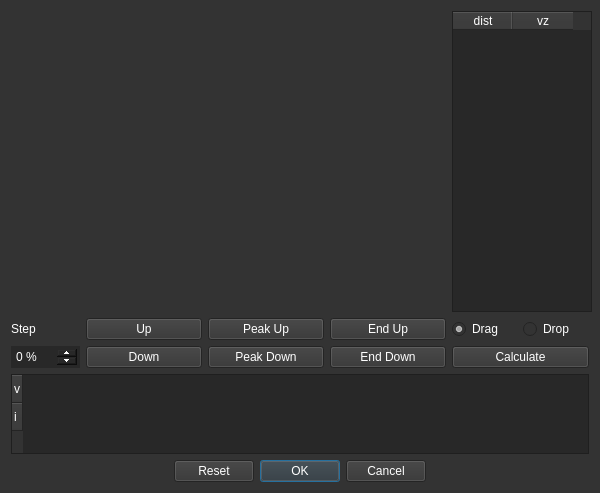
Qt form ui_templates/drug_func_edit.ui (o-murphy/archer_ballistics_constructor) before a commit.
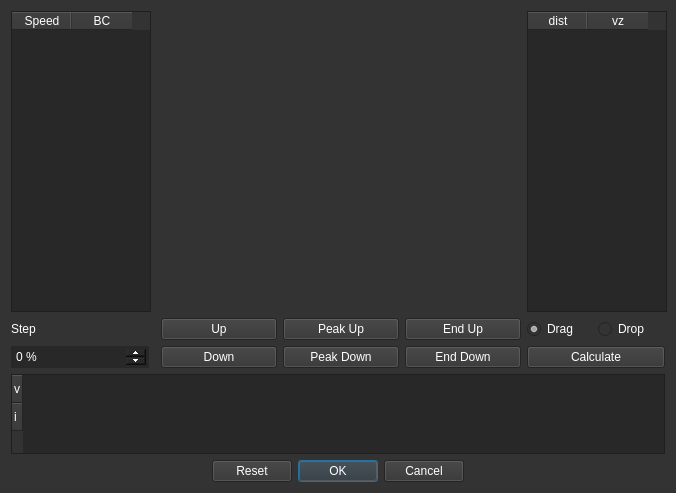
The same form after that commit. Icons and pictures are not drawn.

Commit message: ver check fix

Diff of the .ui file:
```diff
--- a/ui_templates/drug_func_edit.ui
+++ b/ui_templates/drug_func_edit.ui
@@ -6,7 +6,7 @@
    <rect>
     <x>0</x>
     <y>0</y>
-    <width>600</width>
+    <width>676</width>
     <height>493</height>
    </rect>
   </property>
@@ -18,7 +18,7 @@
   </property>
   <property name="minimumSize">
    <size>
-    <width>600</width>
+    <width>676</width>
     <height>493</height>
    </size>
   </property>
@@ -86,8 +86,72 @@
 	background-color: rgb(40, 40, 40);
 }</string>
   </property>
-  <layout class="QGridLayout" name="gridLayout">
-   <item row="2" column="3">
+  <layout class="QGridLayout" name="gridLayout" columnstretch="0,0,0,0,0,0">
+   <item row="0" column="0">
+    <widget class="QTableWidget" name="tableWidget_3">
+     <property name="minimumSize">
+      <size>
+       <width>140</width>
+       <height>0</height>
+      </size>
+     </property>
+     <attribute name="horizontalHeaderDefaultSectionSize">
+      <number>60</number>
+     </attribute>
+     <attribute name="horizontalHeaderMinimumSectionSize">
+      <number>45</number>
+     </attribute>
+     <column>
+      <property name="text">
+       <string>Speed</string>
+      </property>
+     </column>
+     <column>
+      <property name="text">
+       <string>BC</string>
+      </property>
+     </column>
+    </widget>
+   </item>
+   <item row="1" column="5">
+    <widget class="QWidget" name="widget" native="true">
+     <layout class="QHBoxLayout" name="horizontalLayout">
+      <property name="spacing">
+       <number>4</number>
+      </property>
+      <property name="leftMargin">
+       <number>0</number>
+      </property>
+      <property name="topMargin">
+       <number>0</number>
+      </property>
+      <property name="rightMargin">
+       <number>0</number>
+      </property>
+      <property name="bottomMargin">
+       <number>0</number>
+      </property>
+      <item>
+       <widget class="QRadioButton" name="radioDrag">
+        <property name="text">
+         <string>Drag</string>
+        </property>
+        <property name="checked">
+         <bool>true</bool>
+        </property>
+       </widget>
+      </item>
+      <item>
+       <widget class="QRadioButton" name="radioDrop">
+        <property name="text">
+         <string>Drop</string>
+        </property>
+       </widget>
+      </item>
+     </layout>
+    </widget>
+   </item>
+   <item row="2" column="4">
     <widget class="QPushButton" name="EndDown">
      <property name="minimumSize">
       <size>
@@ -106,71 +170,7 @@
      </property>
     </widget>
    </item>
-   <item row="2" column="0">
-    <widget class="QSpinBox" name="Step">
-     <property name="sizePolicy">
-      <sizepolicy hsizetype="Preferred" vsizetype="Preferred">
-       <horstretch>0</horstretch>
-       <verstretch>0</verstretch>
-      </sizepolicy>
-     </property>
-     <property name="minimumSize">
-      <size>
-       <width>69</width>
-       <height>0</height>
-      </size>
-     </property>
-     <property name="suffix">
-      <string> %</string>
-     </property>
-     <property name="maximum">
-      <number>100</number>
-     </property>
-    </widget>
-   </item>
-   <item row="4" column="0" colspan="5">
-    <widget class="QDialogButtonBox" name="buttonBox">
-     <property name="standardButtons">
-      <set>QDialogButtonBox::Cancel|QDialogButtonBox::Ok|QDialogButtonBox::Reset</set>
-     </property>
-     <property name="centerButtons">
-      <bool>true</bool>
-     </property>
-    </widget>
-   </item>
-   <item row="1" column="0">
-    <widget class="QLabel" name="label">
-     <property name="minimumSize">
-      <size>
-       <width>69</width>
-       <height>0</height>
-      </size>
-     </property>
-     <property name="text">
-      <string>Step</string>
-     </property>
-    </widget>
-   </item>
-   <item row="2" column="2">
-    <widget class="QPushButton" name="PeakDown">
-     <property name="minimumSize">
-      <size>
-       <width>116</width>
-       <height>0</height>
-      </size>
-     </property>
-     <property name="maximumSize">
-      <size>
-       <width>100</width>
-       <height>16777215</height>
-      </size>
-     </property>
-     <property name="text">
-      <string>Peak Down</string>
-     </property>
-    </widget>
-   </item>
-   <item row="1" column="2">
+   <item row="1" column="3">
     <widget class="QPushButton" name="PeakUp">
      <property name="minimumSize">
       <size>
@@ -189,8 +189,8 @@
      </property>
     </widget>
    </item>
-   <item row="2" column="1">
-    <widget class="QPushButton" name="Down">
+   <item row="1" column="4">
+    <widget class="QPushButton" name="EndUp">
      <property name="minimumSize">
       <size>
        <width>116</width>
@@ -204,11 +204,11 @@
       </size>
      </property>
      <property name="text">
-      <string>Down</string>
+      <string>End Up</string>
      </property>
     </widget>
    </item>
-   <item row="1" column="1">
+   <item row="1" column="2">
     <widget class="QPushButton" name="Up">
      <property name="minimumSize">
       <size>
@@ -227,7 +227,36 @@
      </property>
     </widget>
    </item>
-   <item row="0" column="4">
+   <item row="2" column="3">
+    <widget class="QPushButton" name="PeakDown">
+     <property name="minimumSize">
+      <size>
+       <width>116</width>
+       <height>0</height>
+      </size>
+     </property>
+     <property name="maximumSize">
+      <size>
+       <width>100</width>
+       <height>16777215</height>
+      </size>
+     </property>
+     <property name="text">
+      <string>Peak Down</string>
+     </property>
+    </widget>
+   </item>
+   <item row="4" column="0" colspan="6">
+    <widget class="QDialogButtonBox" name="buttonBox">
+     <property name="standardButtons">
+      <set>QDialogButtonBox::Cancel|QDialogButtonBox::Ok|QDialogButtonBox::Reset</set>
+     </property>
+     <property name="centerButtons">
+      <bool>true</bool>
+     </property>
+    </widget>
+   </item>
+   <item row="0" column="5">
     <widget class="QTableWidget" name="tableWidget_2">
      <property name="minimumSize">
       <size>
@@ -262,7 +291,33 @@
      </column>
     </widget>
    </item>
-   <item row="3" column="0" colspan="5">
+   <item row="2" column="5">
+    <widget class="QPushButton" name="Calculate">
+     <property name="text">
+      <string>Calculate</string>
+     </property>
+    </widget>
+   </item>
+   <item row="2" column="2">
+    <widget class="QPushButton" name="Down">
+     <property name="minimumSize">
+      <size>
+       <width>116</width>
+       <height>0</height>
+      </size>
+     </property>
+     <property name="maximumSize">
+      <size>
+       <width>100</width>
+       <height>16777215</height>
+      </size>
+     </property>
+     <property name="text">
+      <string>Down</string>
+     </property>
+    </widget>
+   </item>
+   <item row="3" column="0" colspan="6">
     <widget class="QTableWidget" name="tableWidget">
      <property name="maximumSize">
       <size>
@@ -300,68 +355,39 @@
      </row>
     </widget>
    </item>
-   <item row="1" column="3">
-    <widget class="QPushButton" name="EndUp">
+   <item row="1" column="0">
+    <widget class="QLabel" name="label">
      <property name="minimumSize">
       <size>
-       <width>116</width>
+       <width>69</width>
        <height>0</height>
       </size>
      </property>
-     <property name="maximumSize">
-      <size>
-       <width>100</width>
-       <height>16777215</height>
-      </size>
-     </property>
      <property name="text">
-      <string>End Up</string>
+      <string>Step</string>
      </property>
     </widget>
    </item>
-   <item row="2" column="4">
-    <widget class="QPushButton" name="Calculate">
-     <property name="text">
-      <string>Calculate</string>
+   <item row="2" column="0">
+    <widget class="QSpinBox" name="Step">
+     <property name="sizePolicy">
+      <sizepolicy hsizetype="Preferred" vsizetype="Preferred">
+       <horstretch>0</horstretch>
+       <verstretch>0</verstretch>
+      </sizepolicy>
      </property>
-    </widget>
-   </item>
-   <item row="1" column="4">
-    <widget class="QWidget" name="widget" native="true">
-     <layout class="QHBoxLayout" name="horizontalLayout">
-      <property name="spacing">
-       <number>4</number>
-      </property>
-      <property name="leftMargin">
-       <number>0</number>
-      </property>
-      <property name="topMargin">
-       <number>0</number>
-      </property>
-      <property name="rightMargin">
-       <number>0</number>
-      </property>
-      <property name="bottomMargin">
-       <number>0</number>
-      </property>
-      <item>
-       <widget class="QRadioButton" name="radioDrag">
-        <property name="text">
-         <string>Drag</string>
-        </property>
-        <property name="checked">
-         <bool>true</bool>
-        </property>
-       </widget>
-      </item>
-      <item>
-       <widget class="QRadioButton" name="radioDrop">
-        <property name="text">
-         <string>Drop</string>
-        </property>
-       </widget>
-      </item>
-     </layout>
+     <property name="minimumSize">
+      <size>
+       <width>69</width>
+       <height>0</height>
+      </size>
+     </property>
+     <property name="suffix">
+      <string> %</string>
+     </property>
+     <property name="maximum">
+      <number>100</number>
+     </property>
     </widget>
    </item>
   </layout>
```
The commit also changes 1 other file.
